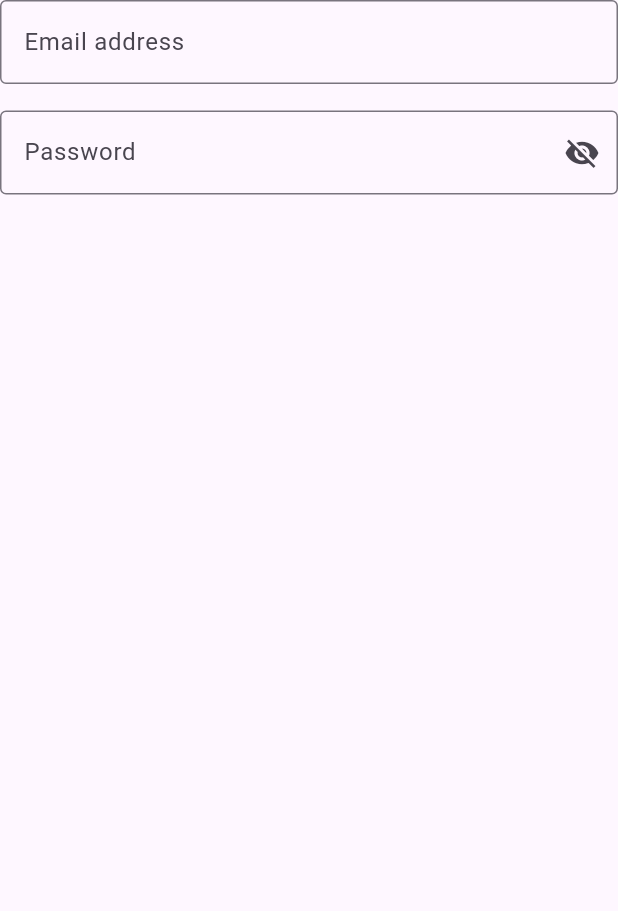
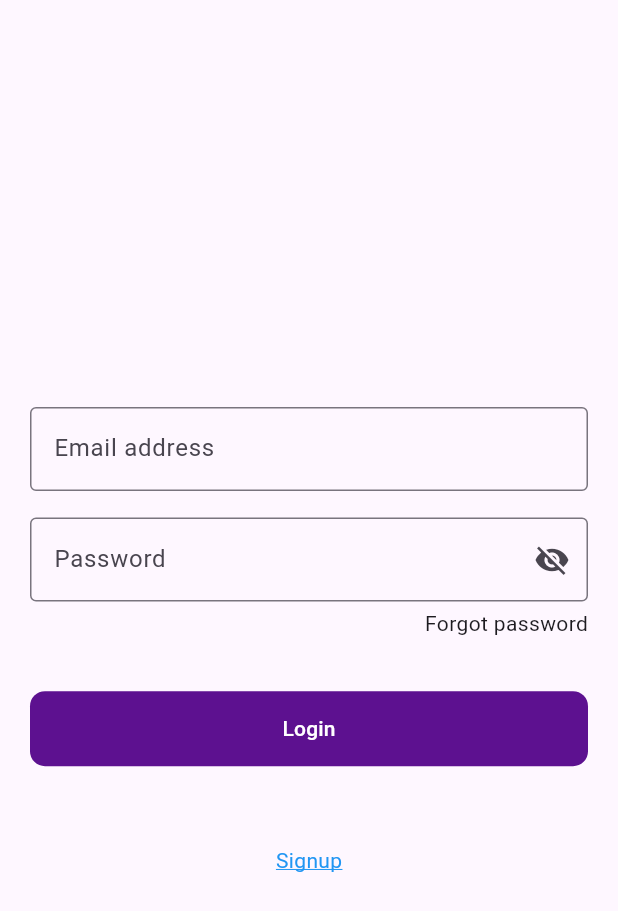
Before and after one commit to amanuelongithub/chattodo, a Flutter app: the screen it shows after launch, on a phone screen of 412 x 824 dp. Shown: the top 911 px of the screen. Run offline on Flutter 3.47's test engine with Material 3 defaults, Android fonts, the light colour scheme and no system bars; our stand-ins replace cloud_firestore, firebase_auth, firebase_core, firebase_storage, flutter_screenutil, get and 1 more; accounts and stored records are empty.

Commit message:
user login and signup

```diff
--- /dev/null
+++ b/lib/controller/services_controller.dart
@@ -0,0 +1,15 @@
+import 'dart:typed_data';
+
+import 'package:firebase_storage/firebase_storage.dart';
+
+class ServicesController {
+
+
+  // * store image to firebase storage
+  static Future<String> uploadImage(Uint8List file, String storagePath) async =>
+      await FirebaseStorage.instance
+          .ref()
+          .child(storagePath)
+          .putData(file)
+          .then((task) => task.ref.getDownloadURL());
+}
--- a/lib/main.dart
+++ b/lib/main.dart
@@ -6,7 +6,6 @@ import 'package:firebase_core/firebase_core.dart';
 import 'package:flutter/material.dart';
 import 'package:flutter_screenutil/flutter_screenutil.dart';
 import 'package:get/get.dart';
-import 'package:get_storage/get_storage.dart';
 
 void main() async {
   WidgetsFlutterBinding.ensureInitialized();
@@ -14,7 +13,6 @@ void main() async {
     options: DefaultFirebaseOptions.currentPlatform,
   );
 
-  await GetStorage.init();
   runApp(const MyApp());
 }
 
--- a/lib/routs.dart
+++ b/lib/routs.dart
@@ -1,4 +1,5 @@
 import 'package:chattodo_test/views/auth/login_page.dart';
+import 'package:chattodo_test/views/auth/signup_page.dart';
 import 'package:chattodo_test/views/home_page.dart';
 import 'package:chattodo_test/views/splash_page.dart';
 import 'package:flutter/material.dart';
@@ -10,6 +11,7 @@ Map<String, WidgetBuilder> getRoutes() {
     SplashPage.route: (context) => const SplashPage(),
     HomePage.route: (context) => const HomePage(),
     LoginPage.route: (context) => const LoginPage(),
+    SignUpPage.route: (context) => const SignUpPage(),
     ...chat.getChatRoutes(),
     ...todo.getTodoRoutes(),
   };
--- a/lib/views/auth/login_page.dart
+++ b/lib/views/auth/login_page.dart
@@ -1,4 +1,8 @@
+import 'dart:typed_data';
+
 import 'package:chattodo_test/constants.dart';
+import 'package:chattodo_test/views/auth/signup_page.dart';
+import 'package:chattodo_test/views/home_page.dart';
 import 'package:flutter/material.dart';
 import 'package:flutter_screenutil/flutter_screenutil.dart';
 import 'package:get/get.dart';
@@ -17,8 +21,9 @@ class LoginPage extends StatefulWidget {
 class _LoginPageState extends State<LoginPage> {
   String? email;
   String? pwd;
-  Map<String, String>? user;
   bool isSaved = false;
+  Uint8List? file;
+
   final _formKey = GlobalKey<FormState>();
 
   @override
@@ -28,21 +33,19 @@ class _LoginPageState extends State<LoginPage> {
         if (auth.isLoading) {
           return Center(
               child: CircularProgressIndicator(color: AppConstant.kcPrimary));
-        } else if (auth.isError) {
-          return Center(
+        }
+        else {
+          return Column(
+            mainAxisAlignment: MainAxisAlignment.center,
+            children: [
+            Center(
+              child: Form(
+                key: _formKey,
+                child: Padding(
+                  padding: const EdgeInsets.symmetric(horizontal: 20.0),
                   child: Column(
                     children: [
-              Icon(Icons.error_outline_outlined, size: 120.sp),
-              SizedBox(height: 20.h),
-              Text(auth.errorMsg ?? 'Someting went wrong')
-            ],
-          ));
-        } else {
-          return Column(children: [
-            Form(
-              key: _formKey,
-              child: Column(
-                children: [
+                      const SizedBox(height: 40),
                       TextFormField(
                         decoration: const InputDecoration(
                           labelText: 'Email address',
@@ -84,14 +87,41 @@ class _LoginPageState extends State<LoginPage> {
                             setState(() {
                               pwd = value;
                             });
-                        return 'Password is empty';
                           }
+                          return null;
                         },
                       ),
+                      SizedBox(height: 5.h),
+                      const Row(
+                        mainAxisAlignment: MainAxisAlignment.spaceBetween,
+                        children: [
+                          SizedBox(),
+                          Text('Forgot password'),
+                        ],
+                      ),
+                      SizedBox(height: 40.h),
+                      ElevatedButton(onPressed: ()async{
+                        final navigator = Navigator.of(context);
+                        final snack = ScaffoldMessenger.of(context);
+                        _formKey.currentState?.save();
+                        if (_formKey.currentState!.validate()) {
+                            await auth.loginUser(email!, pwd!);
+                            if(!auth.isError){
+                              navigator.pushReplacementNamed(HomePage.route);
+                            }else{
+                            snack.showSnackBar(SnackBar(content: Text(auth.errorMsg??'someting want wrong')));
+                            }
+                        }
+                      }, style: ElevatedButton.styleFrom(shape: RoundedRectangleBorder(borderRadius: BorderRadius.circular(10)), shadowColor: Colors.transparent, elevation: 0, backgroundColor: AppConstant.kcPrimary,foregroundColor: Colors.white,minimumSize: const Size.fromHeight(50)),child: const Text('Login')),
+                      SizedBox(height: 60.h),
+                      GestureDetector(onTap:()=>Navigator.pushNamed(context, SignUpPage.route),child: const Text('Signup', style: TextStyle(color: Colors.blue,decoration: TextDecoration.underline, decorationColor: Colors.blue),)),
+                      SizedBox(height: 10.h),
+
                     ],
                   ),
                 ),
-            const SizedBox(height: 8),
+              ),
+            ),
           ]);
         }
       }),
--- a/lib/views/splash_page.dart
+++ b/lib/views/splash_page.dart
@@ -1,6 +1,5 @@
 import 'package:chattodo_test/constants.dart';
 import 'package:chattodo_test/views/auth/login_page.dart';
-import 'package:chattodo_test/views/home_page.dart';
 import 'package:flutter/material.dart';
 
 class SplashPage extends StatefulWidget {
--- a/pubspec.yaml
+++ b/pubspec.yaml
@@ -33,13 +33,16 @@ dependencies:
   cupertino_icons: ^1.0.6
   firebase_auth: ^5.3.1
   firebase_core: ^3.6.0
+  cloud_firestore: ^5.2.1
   firebase_messaging: ^15.1.3
+  firebase_storage: ^12.1.3
   flutter:
     sdk: flutter
   flutter_local_notifications: ^17.2.3
   flutter_screenutil: ^5.9.0
   get: ^4.6.6
   get_storage: ^2.1.1
+  image_picker: ^1.1.2
   todo:
     path: packages/todo
 dev_dependencies:
```
Also changed, not shown: lib/constants.dart (+17 -0 lines), lib/controller/auth_controller.dart (+80 -4 lines), lib/views/auth/signup_page.dart (added, +206 -0 lines), lib/views/widget/error_page.dart (added, +27 -0 lines), pubspec.lock, 8 other files. Lines whose indentation alone changed are shown as unchanged.
